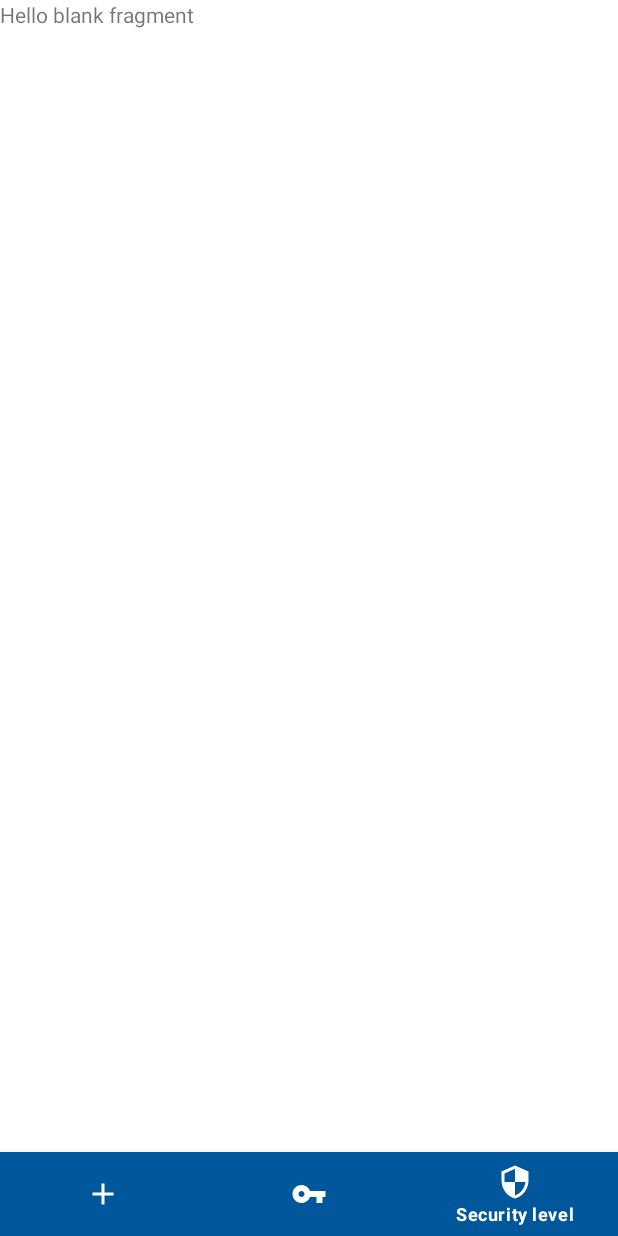
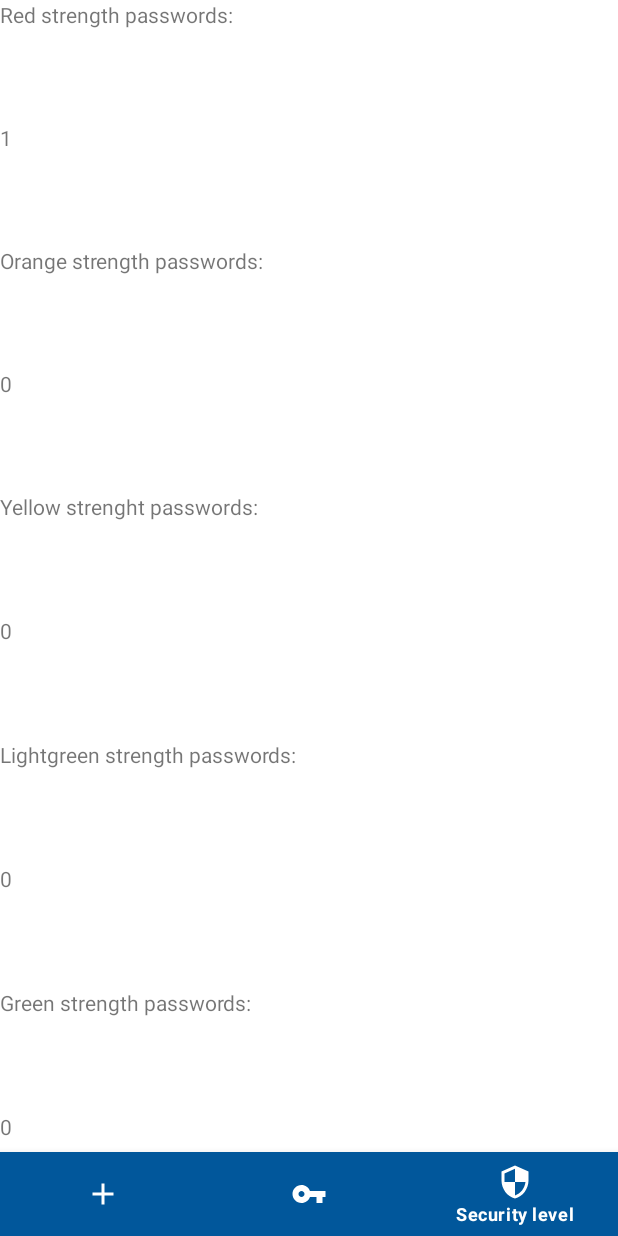
Before and after one commit to LorenzoBoga/Computacion-Movil, an Android app: the fragment AddFragment placed in its activity, item 3 of the bottom bar chosen, on a phone screen of 412 x 824 dp. Run offline under Robolectric (Android 15) with nearby library versions, the phone set to English and light mode, and no system bars.

Commit message:
reporte completo

```diff
--- a/CMPasswords/app/src/main/java/com/example/cm_passwords/MainActivity.java
+++ b/CMPasswords/app/src/main/java/com/example/cm_passwords/MainActivity.java
@@ -29,7 +29,7 @@ public class MainActivity extends AppCompatActivity {
 
         DbHelper dbHelper = new DbHelper(MainActivity.this);
         DbPassword bdPassword = new DbPassword(MainActivity.this);
-        TextInputEditText password = findViewById(R.id.password_input);
+     /*   TextInputEditText password = findViewById(R.id.password_input);
 
         if (bdPassword.isMainPassword(password.getText().toString()))
         {
@@ -40,19 +40,21 @@ public class MainActivity extends AppCompatActivity {
         else
         {
             Toast.makeText(MainActivity.this, "CONTRASEÑA INCORRECTA", Toast.LENGTH_LONG).show();
-        }
-/*
+        }*/
+
         SQLiteDatabase db = dbHelper.getWritableDatabase();
         if (db!=null)
         {
             Toast.makeText(MainActivity.this, "Bienvenido", Toast.LENGTH_LONG).show();
             TextInputEditText password = findViewById(R.id.password_input);
             bdPassword.insertMainPassword(password.getText().toString());
+            Intent switchActivityIntent = new Intent(this, BottomNavigation.class);
+            startActivity(switchActivityIntent);
         }
         else
         {
             Toast.makeText(MainActivity.this, "ERROR", Toast.LENGTH_LONG).show();
-        }*/
+        }
     }
 
 }
--- a/CMPasswords/app/src/main/java/com/example/cm_passwords/SecurityFragment.java
+++ b/CMPasswords/app/src/main/java/com/example/cm_passwords/SecurityFragment.java
@@ -7,6 +7,8 @@ import androidx.fragment.app.Fragment;
 import android.view.LayoutInflater;
 import android.view.View;
 import android.view.ViewGroup;
+import android.widget.TextView;
+import com.example.cm_passwords.db.DbPassword;
 
 /**
  * A simple {@link Fragment} subclass.
@@ -59,6 +61,23 @@ public class SecurityFragment extends Fragment {
     public View onCreateView(LayoutInflater inflater, ViewGroup container,
                              Bundle savedInstanceState) {
         // Inflate the layout for this fragment
-        return inflater.inflate(R.layout.fragment_security, container, false);
+        View view = inflater.inflate(R.layout.fragment_security, container, false);
+        DbPassword dbPassword = new DbPassword(getContext());
+        int[] countByStrength = dbPassword.measureStrength();
+
+        count(countByStrength,view);
+        return view;
+    }
+    private void count(int[] countByStrength, View view){
+        TextView redCounter = view.findViewById(R.id.redCuantity);
+        redCounter.setText(""+ countByStrength[0]);
+        TextView orangeCounter = view.findViewById(R.id.orangeCuantity);
+        orangeCounter.setText(""+ countByStrength[1]);
+        TextView yellowCounter = view.findViewById(R.id.yellowCuantity);
+        yellowCounter.setText(""+ countByStrength[2]);
+        TextView lightgreenCounter = view.findViewById(R.id.lightgreenCuantity);
+        lightgreenCounter.setText(""+ countByStrength[3]);
+        TextView greenCounter = view.findViewById(R.id.greenCuantity);
+        greenCounter.setText(""+ countByStrength[4]);
     }
 }
--- a/CMPasswords/app/src/main/java/com/example/cm_passwords/db/DbPassword.java
+++ b/CMPasswords/app/src/main/java/com/example/cm_passwords/db/DbPassword.java
@@ -45,6 +45,29 @@ public class DbPassword extends DbHelper{
         return false;
     }
 
+    public ArrayList<Password> getPasswords(){
+        DbHelper dbHelper = new DbHelper(context);
+        SQLiteDatabase db = dbHelper.getWritableDatabase();
+
+        ArrayList<Password> passwords = new ArrayList<Password>();
+        Password password = null;
+
+        Cursor passwordCursor = null;
+        passwordCursor = db.rawQuery("SELECT * FROM t_password ORDER BY site ASC", null);
+        if(passwordCursor.moveToFirst()){
+            do{
+                password = new Password();
+                password.setSite(passwordCursor.getString(3));
+                password.setUser(passwordCursor.getString(1));
+                password.setPassword(passwordCursor.getString(2));
+                passwords.add(password);
+            } while (passwordCursor.moveToNext());
+        }
+
+        passwordCursor.close();
+        return passwords;
+    }
+
     public void insertPassword(String site, String user, String password){
         DbHelper dbHelper = new DbHelper(context);
         SQLiteDatabase db = dbHelper.getWritableDatabase();
@@ -60,4 +83,16 @@ public class DbPassword extends DbHelper{
     public ArrayList<Password> showPasswords(){
         return null;
     }
+
+    public int[] measureStrength(){
+        ArrayList<Password> passwords1 = getPasswords();
+        Password[] passwords = passwords1.toArray(new Password[0]);
+        int[] cuantityByStrength = new int[5];
+        for(int i = 0; i<passwords.length;i++){
+            int strength = passwords[i].measureStrength();
+            cuantityByStrength[strength]++;
+        }
+
+        return cuantityByStrength;
+    }
 }
--- a/CMPasswords/app/src/main/java/com/example/cm_passwords/entities/Password.java
+++ b/CMPasswords/app/src/main/java/com/example/cm_passwords/entities/Password.java
@@ -1,5 +1,5 @@
 package com.example.cm_passwords.entities;
-
+import java.util.regex.*;
 public class Password {
 
     private String site;
@@ -29,4 +29,35 @@ public class Password {
     public void setPassword(String password) {
         this.password = password;
     }
+
+    public int measureStrength(){
+        if(password.length() < 8)
+            return 0 ;
+        else if(password.length() <15)
+            return 1;
+        else
+            return this.itsGreenOrYellow();
+    }
+
+    public int itsGreenOrYellow(){
+        boolean hasNumbers = Pattern.matches(".*[0-9].*", this.password);
+        boolean hasMayus = Pattern.matches(".*[A-Z].*", this.password);
+        boolean hasMinus = Pattern.matches(".*[a-z].*", this.password);
+        boolean hasSymbols = Pattern.matches(".*[`~!@#$%^&*()\\\\-_=+\\\\\\\\|\\\\[{\\\\]};:'\\\",<.>/?].*", this.password);
+        System.out.println("minus:" + hasMinus);
+        System.out.println("num:" + hasNumbers);
+        System.out.println("symbol:" + hasSymbols);
+        System.out.println("mayus:" + hasMayus);
+        boolean[] requirements = {hasNumbers,hasMayus,hasMinus,hasSymbols};
+        int requirementsMet = 0;
+        for (int i = 0; i<requirements.length;i++) {
+            if(requirements[i])
+                requirementsMet++;
+        }
+        System.out.println(requirementsMet);
+        if(requirementsMet == 4) return 4;
+        if( (requirementsMet == 1) || (requirementsMet == 2 && !(hasMinus && hasMayus)))
+            return 2;
+        return 3;
+    }
 }
--- a/CMPasswords/app/src/main/res/layout/fragment_security.xml
+++ b/CMPasswords/app/src/main/res/layout/fragment_security.xml
@@ -1,14 +1,79 @@
 <?xml version="1.0" encoding="utf-8"?>
-<FrameLayout xmlns:android="http://schemas.android.com/apk/res/android"
+<LinearLayout xmlns:android="http://schemas.android.com/apk/res/android"
     xmlns:tools="http://schemas.android.com/tools"
     android:layout_width="match_parent"
     android:layout_height="match_parent"
+    android:orientation="vertical"
     tools:context=".SecurityFragment">
 
-    <!-- TODO: Update blank fragment layout -->
     <TextView
-        android:layout_width="match_parent"
-        android:layout_height="match_parent"
-        android:text="@string/hello_blank_fragment" />
+        android:id="@+id/redLabel"
+        android:layout_width="wrap_content"
+        android:layout_height="wrap_content"
+        android:layout_weight="1"
+        android:text="Red strength passwords:" />
 
-</FrameLayout>
+    <TextView
+        android:id="@+id/redCuantity"
+        android:layout_width="wrap_content"
+        android:layout_height="wrap_content"
+        android:layout_weight="1"
+        android:text="TextView" />
+
+    <TextView
+        android:id="@+id/orangeLabel"
+        android:layout_width="wrap_content"
+        android:layout_height="wrap_content"
+        android:layout_weight="1"
+        android:text="Orange strength passwords:" />
+
+    <TextView
+        android:id="@+id/orangeCuantity"
+        android:layout_width="wrap_content"
+        android:layout_height="wrap_content"
+        android:layout_weight="1"
+        android:text="TextView" />
+
+    <TextView
+        android:id="@+id/yellowLabel"
+        android:layout_width="wrap_content"
+        android:layout_height="wrap_content"
+        android:layout_weight="1"
+        android:text="Yellow strenght passwords:" />
+
+    <TextView
+        android:id="@+id/yellowCuantity"
+        android:layout_width="wrap_content"
+        android:layout_height="wrap_content"
+        android:layout_weight="1"
+        android:text="TextView" />
+
+    <TextView
+        android:id="@+id/LightGreenLabel"
+        android:layout_width="wrap_content"
+        android:layout_height="wrap_content"
+        android:layout_weight="1"
+        android:text="Lightgreen strength passwords:" />
+
+    <TextView
+        android:id="@+id/lightgreenCuantity"
+        android:layout_width="wrap_content"
+        android:layout_height="wrap_content"
+        android:layout_weight="1"
+        android:text="TextView" />
+
+    <TextView
+        android:id="@+id/GreenLabel"
+        android:layout_width="wrap_content"
+        android:layout_height="wrap_content"
+        android:layout_weight="1"
+        android:text="Green strength passwords:" />
+
+    <TextView
+        android:id="@+id/greenCuantity"
+        android:layout_width="wrap_content"
+        android:layout_height="wrap_content"
+        android:layout_weight="1"
+        android:text="TextView" />
+
+</LinearLayout>
```
